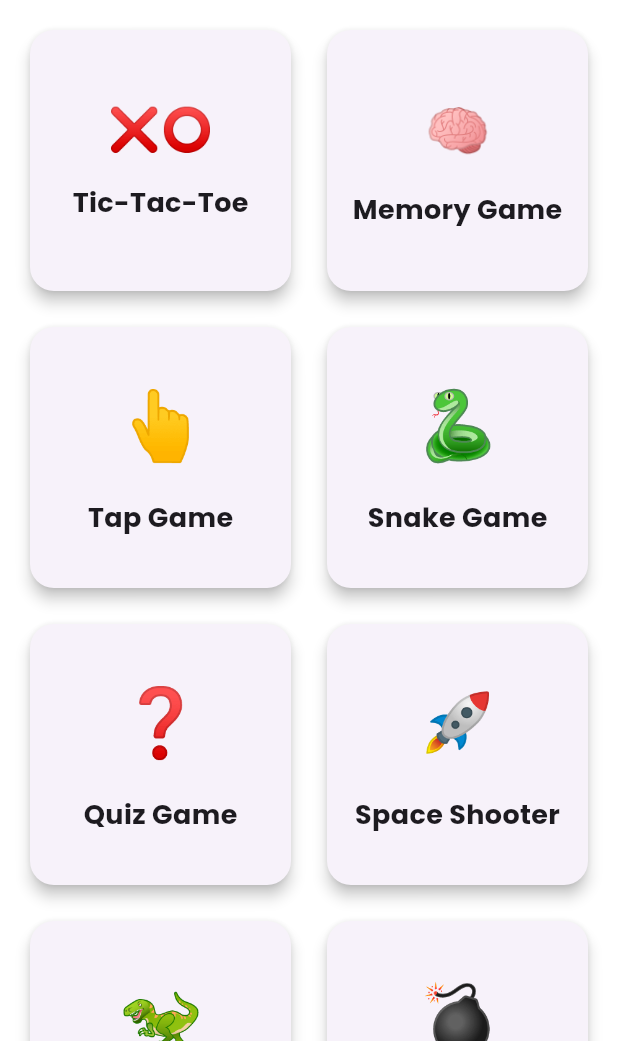
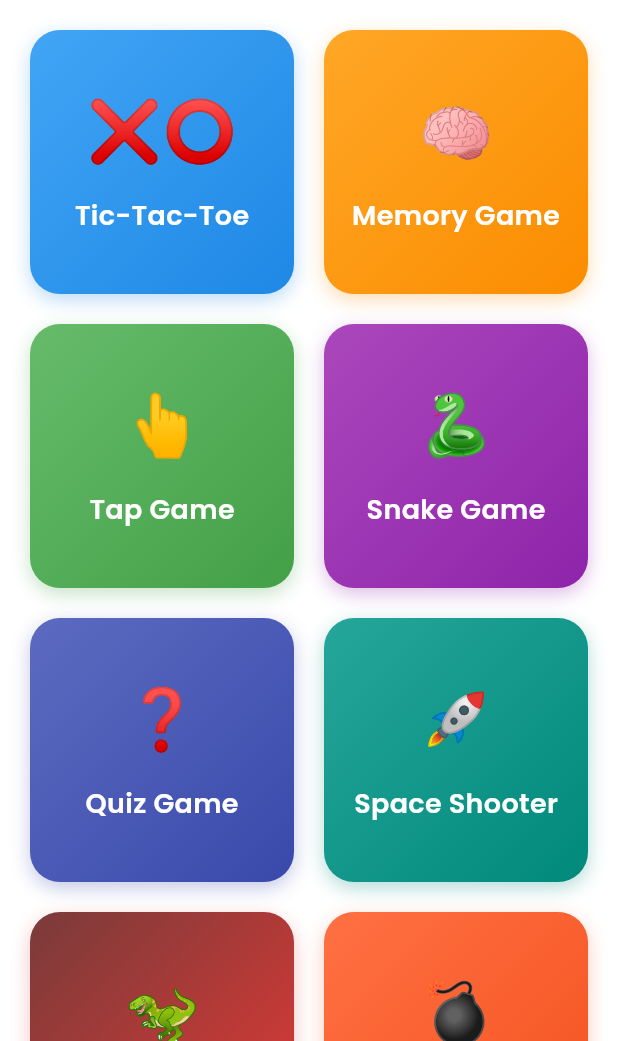
Before and after one commit to rilonmaharjan/flutter-games, a Flutter app: the screen it shows after launch, on a phone screen of 412 x 824 dp, the part 195-1236 px from its top. Run offline on Flutter 3.47's test engine with Material 3 defaults, Android fonts, the phone set to English and light mode, and no system bars; our stand-ins replace confetti, flutter_animate, flutter_rating_bar, flutter_staggered_animations, google_fonts, shared_preferences.

Commit message:
[modifeid] - UI

```diff
--- a/lib/screens/real_games.dart
+++ b/lib/screens/real_games.dart
@@ -8,6 +8,7 @@ import 'package:minigames/screens/games/snake.dart';
 import 'package:minigames/screens/games/spaceshooter.dart';
 import 'package:minigames/screens/games/tap.dart';
 import 'package:minigames/screens/games/tictactoe.dart';
+import 'package:flutter_staggered_animations/flutter_staggered_animations.dart';
 
 class RealGames extends StatelessWidget {
   const RealGames({super.key});
@@ -15,118 +16,76 @@ class RealGames extends StatelessWidget {
   @override
   Widget build(BuildContext context) {
     return Scaffold(
-      body: GridView.count(
-        padding: const EdgeInsets.all(16),
+      body: AnimationLimiter(
+        child: GridView.count(
+          padding: const EdgeInsets.all(20),
           crossAxisCount: 2,
-        crossAxisSpacing: 16,
-        mainAxisSpacing: 16,
+          crossAxisSpacing: 20,
+          mainAxisSpacing: 20,
+          children: AnimationConfiguration.toStaggeredList(
+            duration: const Duration(milliseconds: 375),
+            childAnimationBuilder: (widget) => SlideAnimation(
+              horizontalOffset: 50.0,
+              child: FadeInAnimation(
+                child: widget,
+              ),
+            ),
             children: [
-          GameCard(
+              _buildGameCard(
+                context,
                 title: 'Tic-Tac-Toe',
-            icon: Text('❌⭕', style: TextStyle(fontSize: 28)),
-            color: Colors.blue,
-            onTap: () {
-              Navigator.push(
+                emoji: '❌⭕',
+                colors: [Colors.blue.shade400, Colors.blue.shade600],
+                game: const TicTacToeGame(),
+              ),
+              _buildGameCard(
                 context,
-                MaterialPageRoute(builder: (context) => const TicTacToeGame()),
-              );
-            },
+                title: 'Memory Game',
+                emoji: '🧠',
+                colors: [Colors.orange.shade400, Colors.orange.shade600],
+                game: const MemoryGame(),
               ),
-          GameCard(
-            title: 'Memory Game',
-            icon: Text('🧠', style: TextStyle(fontSize: 35)),
-            color: Colors.green,
-            onTap: () {
-              Navigator.push(
+              _buildGameCard(
                 context,
-                MaterialPageRoute(builder: (context) => const MemoryGame()),
-              );
-            },
+                title: 'Tap Game',
+                emoji: '👆',
+                colors: [Colors.green.shade400, Colors.green.shade600],
+                game: const TapGame(),
               ),
-          GameCard(
-            title: 'Tap Game',
-            icon: Text('👆', style: TextStyle(fontSize: 45)),
-            color: Colors.orange,
-            onTap: () {
-              Navigator.push(
+              _buildGameCard(
                 context,
-                MaterialPageRoute(builder: (context) => const TapGame()),
-              );
-            },
+                title: 'Snake Game',
+                emoji: '🐍',
+                colors: [Colors.purple.shade400, Colors.purple.shade600],
+                game: const SnakeGame(),
               ),
-          GameCard(
-            title: 'Snake Game',
-            icon: Text('🐍', style: TextStyle(fontSize: 45)),
-            color: Colors.purple,
-            onTap: () => Navigator.push(context, MaterialPageRoute(builder: (context) => const SnakeGame())),
+              _buildGameCard(
+                context,
+                title: 'Quiz Game',
+                emoji: '❓',
+                colors: [Colors.indigo.shade400, Colors.indigo.shade600],
+                game: const QuizGame(),
               ),
-          GameCard(
-            title: 'Quiz Game',
-            icon: Text('❓', style: TextStyle(fontSize: 45)),
-            color: Colors.red,
-            onTap: () => Navigator.push(context, MaterialPageRoute(builder: (context) => const QuizGame())),
+              _buildGameCard(
+                context,
+                title: 'Space Shooter',
+                emoji: '🚀',
+                colors: [Colors.teal.shade400, Colors.teal.shade600],
+                game: const SpaceShooterGame(),
               ),
-          GameCard(
-            title: 'Space Shooter',
-            icon: Text('🚀', style: TextStyle(fontSize: 45)),
-            color: Colors.indigo,
-            onTap: () => Navigator.push(context, MaterialPageRoute(builder: (context) => const SpaceShooterGame())),
+              _buildGameCard(
+                context,
+                title: 'Dino Run',
+                emoji: '🦖',
+                colors: [const Color.fromARGB(255, 121, 59, 58), Colors.red.shade600],
+                game: const DinoRunGame(),
               ),
-          GameCard(
-            title: 'Dino Run',
-            icon: Text('🦖', style: TextStyle(fontSize: 45)),
-            color: Colors.indigo,
-            onTap: () => Navigator.push(context, MaterialPageRoute(builder: (context) => const DinoRunGame())),
-          ),
-          GameCard(
+              _buildGameCard(
+                context,
                 title: 'Avoid Bomb',
-            icon: Text('💣', style: TextStyle(fontSize: 45)),
-            color: Colors.indigo,
-            onTap: () => Navigator.push(context, MaterialPageRoute(builder: (context) => const AvoidTheBombGame())),
-          ),
-        ],
-      ),
-    );
-  }
-}
-
-class GameCard extends StatelessWidget {
-  final String title;
-  final dynamic icon;
-  final Color color;
-  final VoidCallback onTap;
-
-  const GameCard({
-    super.key,
-    required this.title,
-    required this.icon,
-    required this.color,
-    required this.onTap,
-  });
-
-  @override
-  Widget build(BuildContext context) {
-    return Card(
-      elevation: 4,
-      shape: RoundedRectangleBorder(
-        borderRadius: BorderRadius.circular(16),
-      ),
-      child: InkWell(
-        borderRadius: BorderRadius.circular(16),
-        onTap: onTap,
-        child: Padding(
-          padding: const EdgeInsets.all(16),
-          child: Column(
-            mainAxisAlignment: MainAxisAlignment.center,
-            children: [
-              icon,
-              const SizedBox(height: 16),
-              Text(
-                title,
-                style: GoogleFonts.poppins(
-                  fontSize: 18,
-                  fontWeight: FontWeight.bold,
-                ),
+                emoji: '💣',
+                colors: [Colors.deepOrange.shade400, Colors.deepOrange.shade600],
+                game: const AvoidTheBombGame(),
               ),
             ],
           ),
@@ -134,4 +93,69 @@ class GameCard extends StatelessWidget {
       ),
     );
   }
+
+  Widget _buildGameCard(BuildContext context, {
+    required String title,
+    required String emoji,
+    required List<Color> colors,
+    required Widget game,
+  }) {
+    return InkWell(
+      borderRadius: BorderRadius.circular(20),
+      onTap: () {
+        Navigator.push(
+          context,
+          PageRouteBuilder(
+            transitionDuration: const Duration(milliseconds: 500),
+            pageBuilder: (context, animation, secondaryAnimation) => game,
+            transitionsBuilder: (context, animation, secondaryAnimation, child) {
+              return FadeTransition(
+                opacity: animation,
+                child: child,
+              );
+            },
+          ),
+        );
+      },
+      child: Container(
+        decoration: BoxDecoration(
+          borderRadius: BorderRadius.circular(20),
+          gradient: LinearGradient(
+            begin: Alignment.topLeft,
+            end: Alignment.bottomRight,
+            colors: colors,
+          ),
+          boxShadow: [
+            BoxShadow(
+              color: colors.last.withOpacity(0.3),
+              blurRadius: 10,
+              offset: const Offset(0, 4),
+            )
+          ],
+        ),
+        child: Column(
+          mainAxisAlignment: MainAxisAlignment.center,
+          children: [
+            AnimatedContainer(
+              duration: const Duration(milliseconds: 300),
+              transform: Matrix4.identity()..scale(1.0),
+              child: Text(
+                emoji,
+                style: const TextStyle(fontSize: 40),
+              ),
+            ),
+            const SizedBox(height: 15),
+            Text(
+              title,
+              style: GoogleFonts.poppins(
+                fontSize: 18,
+                fontWeight: FontWeight.w600,
+                color: Colors.white,
+              ),
+            ),
+          ],
+        ),
+      ),
+    );
   }
+}
--- a/pubspec.yaml
+++ b/pubspec.yaml
@@ -40,6 +40,7 @@ dependencies:
   confetti: ^0.7.0
   flutter_animate: ^4.1.1
   shared_preferences: ^2.2.2
+  flutter_staggered_animations: ^1.1.0
 
 dev_dependencies:
   flutter_test:
```
Also changed, not shown: pubspec.lock. Lines whose indentation alone changed are shown as unchanged.
